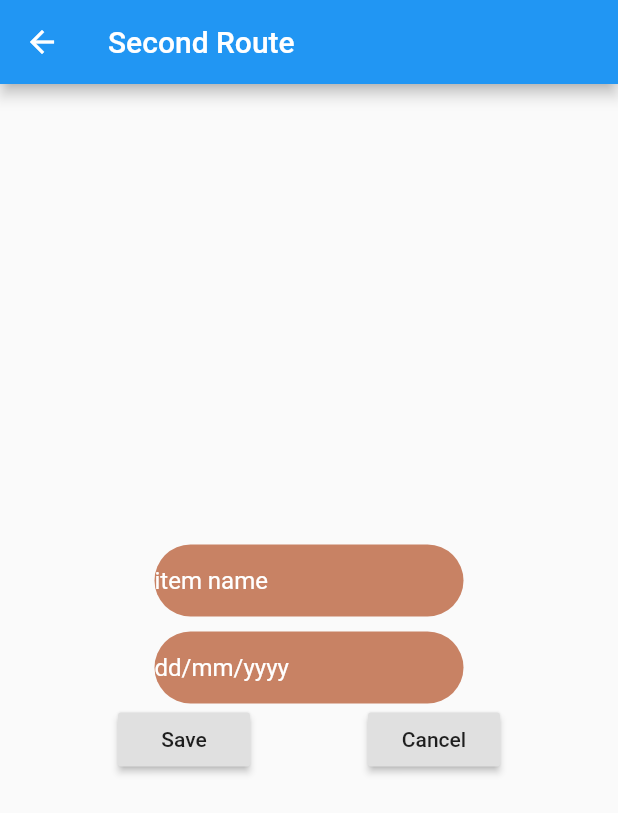
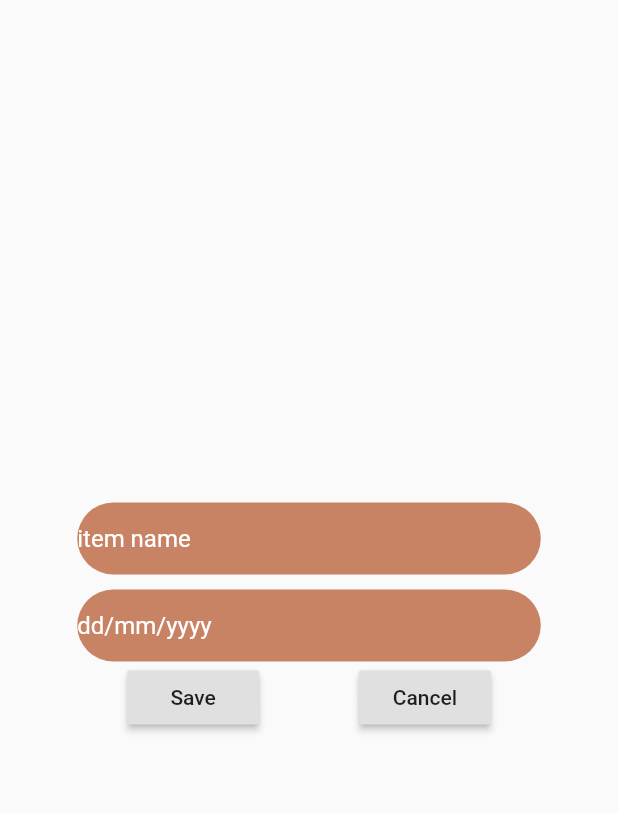
Before and after one commit to sametkamgul/Expiry-No-Loss, a Flutter app: the SecondRoute screen opened directly, on a phone screen of 412 x 824 dp. Shown: the top 813 px of the screen. Run offline on Flutter 3.47's test engine with Material 2 defaults, Android fonts, the phone set to English and light mode, and no system bars; our stand-ins replace sqflite; accounts and stored records are empty.

Commit message:
item cancel button must be fixed

```diff
--- a/lib/widgets/item.dart
+++ b/lib/widgets/item.dart
@@ -176,9 +176,9 @@ class SecondRoute extends StatelessWidget {
   @override
   Widget build(BuildContext context) {
     return Scaffold(
-      appBar: AppBar(
+      /* appBar: AppBar(
         title: Text("Second Route"),
-      ),
+      ), */
       body: Center(
         child: Column(
           mainAxisAlignment: MainAxisAlignment.center,
@@ -194,7 +194,7 @@ class SecondRoute extends StatelessWidget {
                 )
               ),
               child: Container(
-                width: MediaQuery.of(context).size.width * 0.5,
+                width: MediaQuery.of(context).size.width * 0.75,
                 alignment: Alignment.center,
                 child: Container(
                     child: TextField(
@@ -229,7 +229,7 @@ class SecondRoute extends StatelessWidget {
                 )
               ),
               child: Container(
-                width: MediaQuery.of(context).size.width * 0.5,
+                width: MediaQuery.of(context).size.width * 0.75,
                 alignment: Alignment.center,
                 child: Container(
                     child: TextField(
@@ -252,8 +252,10 @@ class SecondRoute extends StatelessWidget {
               ),
             ),
 
-            Row(
-              mainAxisAlignment: MainAxisAlignment.spaceEvenly,
+            Container(
+              width: MediaQuery.of(context).size.width * 0.75,
+              child: Row(
+                mainAxisAlignment: MainAxisAlignment.spaceAround,
                 crossAxisAlignment: CrossAxisAlignment.center,
                 children: <Widget>[
                   RaisedButton(
@@ -271,6 +273,7 @@ class SecondRoute extends StatelessWidget {
                   ),
                 ],
               ),
+            ),
           ],
         ),
 
```
Lines whose indentation alone changed are shown as unchanged.
